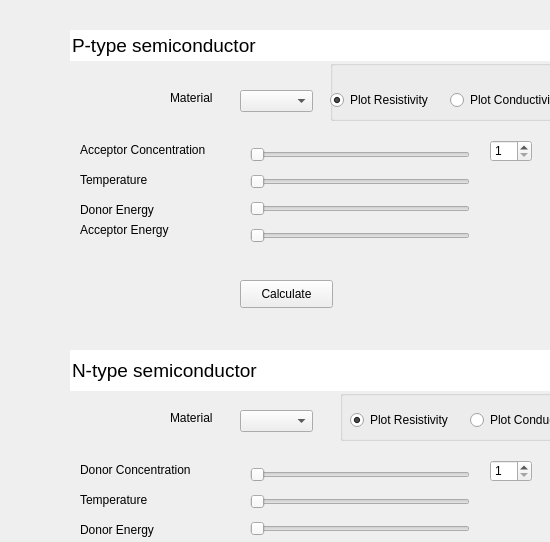
The window that GUI.ui (kononovarseniy/irwin) describes before a commit, drawn with Qt 5; both pictures show x 320 to 870 and y 0 to 542 of the 1040 by 734 pixel window.
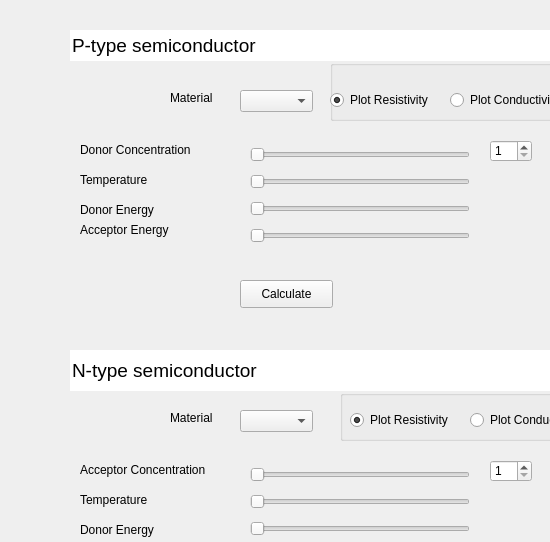
The same window after the commit.

Patch:
```diff
--- a/GUI.ui
+++ b/GUI.ui
@@ -52,7 +52,7 @@
      <string>Material</string>
     </property>
    </widget>
-   <widget class="QLabel" name="AcceptorConcentrationlabel">
+   <widget class="QLabel" name="DonorConcentrationlabel">
     <property name="geometry">
      <rect>
       <x>400</x>
@@ -62,7 +62,7 @@
      </rect>
     </property>
     <property name="text">
-     <string>Acceptor Concentration</string>
+     <string>Donor Concentration</string>
     </property>
    </widget>
    <widget class="QLabel" name="DonorEnergylabel">
@@ -167,7 +167,7 @@
       <number>11</number>
      </property>
      <item>
-      <widget class="QSlider" name="AcceptorConcentrationhorizontalSlider">
+      <widget class="QSlider" name="DonorConcentrationhorizontalSlider">
        <property name="orientation">
         <enum>Qt::Horizontal</enum>
        </property>
@@ -255,7 +255,7 @@
       <number>11</number>
      </property>
      <item>
-      <widget class="QSlider" name="DonorConcentrationhorizontalSlider">
+      <widget class="QSlider" name="AcceptorConcentrationhorizontalSlider">
        <property name="orientation">
         <enum>Qt::Horizontal</enum>
        </property>
@@ -423,7 +423,7 @@
      </rect>
     </property>
    </widget>
-   <widget class="QLabel" name="AcceptorConcentrationlabel_2">
+   <widget class="QLabel" name="AcceptorConcentrationlabel">
     <property name="geometry">
      <rect>
       <x>400</x>
@@ -433,7 +433,7 @@
      </rect>
     </property>
     <property name="text">
-     <string>Donor Concentration</string>
+     <string>Acceptor Concentration</string>
     </property>
    </widget>
    <widget class="QGroupBox" name="groupBox">
```
Left out of the diff: 6 changed lines with no effect on the pictures.
